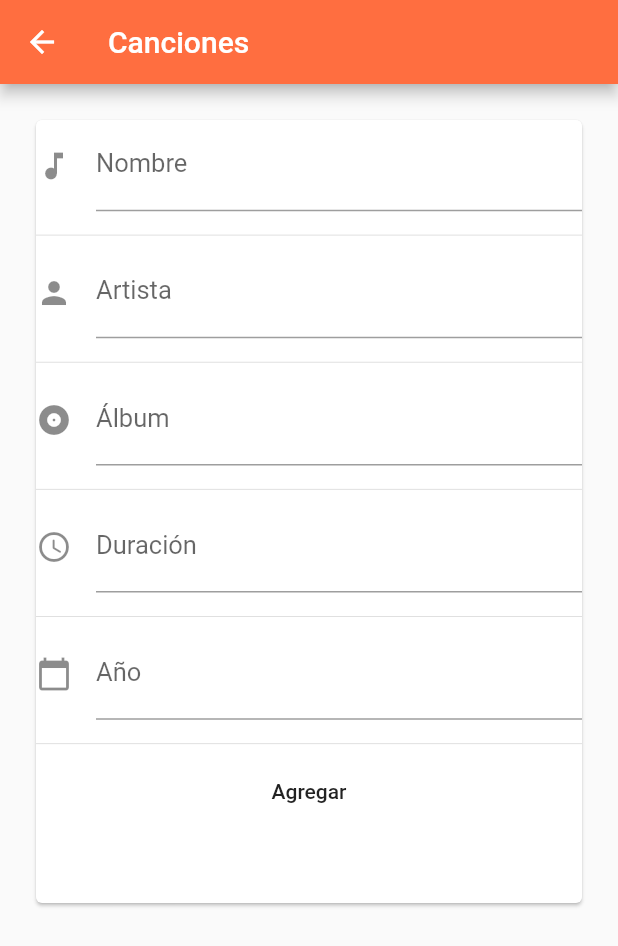
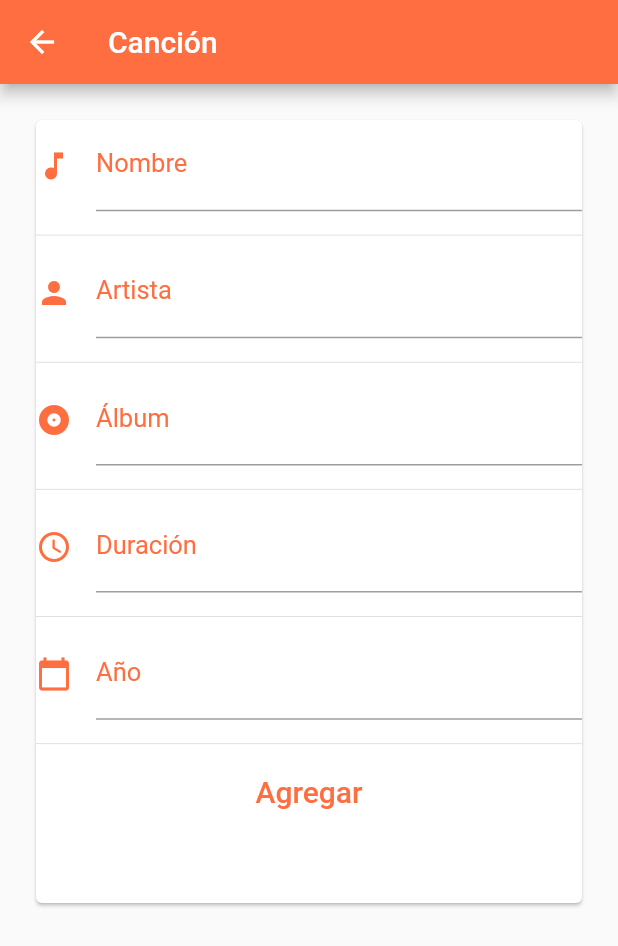
Before and after one commit to DeysonDiaz/IHC_Grupo-10, a Flutter app: the SongScreen screen opened directly, on a phone screen of 412 x 824 dp. Shown: the top 946 px of the screen. Run offline on Flutter 3.47's test engine with Material 2 defaults, Android fonts, the phone set to English and light mode, and no system bars; our stand-ins replace datetime_picker_formfield, firebase_database; accounts and stored records are empty.

Commit message:
CRUD completo

```diff
--- a/music_fit/lib/UI/song_screen.dart
+++ b/music_fit/lib/UI/song_screen.dart
@@ -1,6 +1,7 @@
 import 'package:flutter/material.dart';
 import 'package:firebase_database/firebase_database.dart';
 import 'package:music_fit/Model/song.dart';
+import 'package:music_fit/UI/listview_song.dart';
 
 class SongScreen extends StatefulWidget {
   final Song song;
@@ -36,7 +37,7 @@ class _SongScreenState extends State<SongScreen> {
     return Scaffold(
       resizeToAvoidBottomPadding: false,
       appBar: AppBar(
-        title: Text("Canciones"),
+        title: Text("Canción"),
         backgroundColor: Colors.deepOrangeAccent,
       ),
       body: Container(
@@ -48,12 +49,14 @@ class _SongScreenState extends State<SongScreen> {
               children: <Widget>[
                 TextField(
                   controller: _nombreController,
-                  style:
-                      TextStyle(fontSize: 17.0, color: Colors.deepOrangeAccent),
+                  style: TextStyle(fontSize: 17.0, color: Colors.blue),
                   decoration: InputDecoration(
-                    icon: Icon(Icons.music_note),
-                    labelText: "Nombre",
-                  ),
+                      icon: Icon(Icons.music_note,
+                          color: Colors.deepOrangeAccent),
+                      labelText: "Nombre",
+                      labelStyle: TextStyle(
+                        color: Colors.deepOrangeAccent,
+                      )),
                 ),
                 Padding(
                   padding: EdgeInsets.only(top: 8.0),
@@ -61,12 +64,13 @@ class _SongScreenState extends State<SongScreen> {
                 Divider(),
                 TextField(
                   controller: _artistaController,
-                  style:
-                      TextStyle(fontSize: 17.0, color: Colors.deepOrangeAccent),
+                  style: TextStyle(fontSize: 17.0, color: Colors.blue),
                   decoration: InputDecoration(
-                    icon: Icon(Icons.person),
-                    labelText: "Artista",
-                  ),
+                      icon: Icon(Icons.person, color: Colors.deepOrangeAccent),
+                      labelText: "Artista",
+                      labelStyle: TextStyle(
+                        color: Colors.deepOrangeAccent,
+                      )),
                 ),
                 Padding(
                   padding: EdgeInsets.only(top: 8.0),
@@ -74,12 +78,13 @@ class _SongScreenState extends State<SongScreen> {
                 Divider(),
                 TextField(
                   controller: _albumController,
-                  style:
-                      TextStyle(fontSize: 17.0, color: Colors.deepOrangeAccent),
+                  style: TextStyle(fontSize: 17.0, color: Colors.blue),
                   decoration: InputDecoration(
-                    icon: Icon(Icons.album),
-                    labelText: "Álbum",
-                  ),
+                      icon: Icon(Icons.album, color: Colors.deepOrangeAccent),
+                      labelText: "Álbum",
+                      labelStyle: TextStyle(
+                        color: Colors.deepOrangeAccent,
+                      )),
                 ),
                 Padding(
                   padding: EdgeInsets.only(top: 8.0),
@@ -87,12 +92,14 @@ class _SongScreenState extends State<SongScreen> {
                 Divider(),
                 TextField(
                   controller: _duracionController,
-                  style:
-                      TextStyle(fontSize: 17.0, color: Colors.deepOrangeAccent),
+                  style: TextStyle(fontSize: 17.0, color: Colors.blue),
                   decoration: InputDecoration(
-                    icon: Icon(Icons.access_time_rounded),
-                    labelText: "Duración",
-                  ),
+                      icon: Icon(Icons.access_time_rounded,
+                          color: Colors.deepOrangeAccent),
+                      labelText: "Duración",
+                      labelStyle: TextStyle(
+                        color: Colors.deepOrangeAccent,
+                      )),
                 ),
                 Padding(
                   padding: EdgeInsets.only(top: 8.0),
@@ -100,12 +107,14 @@ class _SongScreenState extends State<SongScreen> {
                 Divider(),
                 TextField(
                   controller: _anioController,
-                  style:
-                      TextStyle(fontSize: 17.0, color: Colors.deepOrangeAccent),
+                  style: TextStyle(fontSize: 17.0, color: Colors.blue),
                   decoration: InputDecoration(
-                    icon: Icon(Icons.calendar_today),
-                    labelText: "Año",
-                  ),
+                      icon: Icon(Icons.calendar_today,
+                          color: Colors.deepOrangeAccent),
+                      labelText: "Año",
+                      labelStyle: TextStyle(
+                        color: Colors.deepOrangeAccent,
+                      )),
                 ),
                 Padding(
                   padding: EdgeInsets.only(top: 8.0),
@@ -121,7 +130,14 @@ class _SongScreenState extends State<SongScreen> {
                           'duracion': _duracionController.text,
                           'anio': _anioController.text,
                         }).then((_) {
-                          Navigator.pop(context);
+                          Navigator.push(
+                              context,
+                              MaterialPageRoute(
+                                builder: (BuildContext context) =>
+                                    ListViewSong(),
+                                fullscreenDialog: true,
+                              ));
+                          setState(() {});
                         });
                       } else {
                         songReference.push().set({
@@ -136,8 +152,15 @@ class _SongScreenState extends State<SongScreen> {
                       }
                     },
                     child: (widget.song.id != null)
-                        ? Text('Actualizar')
-                        : Text('Agregar')),
+                        ? Text(
+                            'Actualizar',
+                            style: TextStyle(
+                                color: Colors.deepOrangeAccent, fontSize: 20.0),
+                          )
+                        : Text('Agregar',
+                            style: TextStyle(
+                                color: Colors.deepOrangeAccent,
+                                fontSize: 20.0))),
               ],
             ),
           ),
```
Also changed, not shown: music_fit/lib/UI/listview_song.dart (+8 -10 lines), music_fit/lib/UI/song_information.dart (+6 -21 lines).
